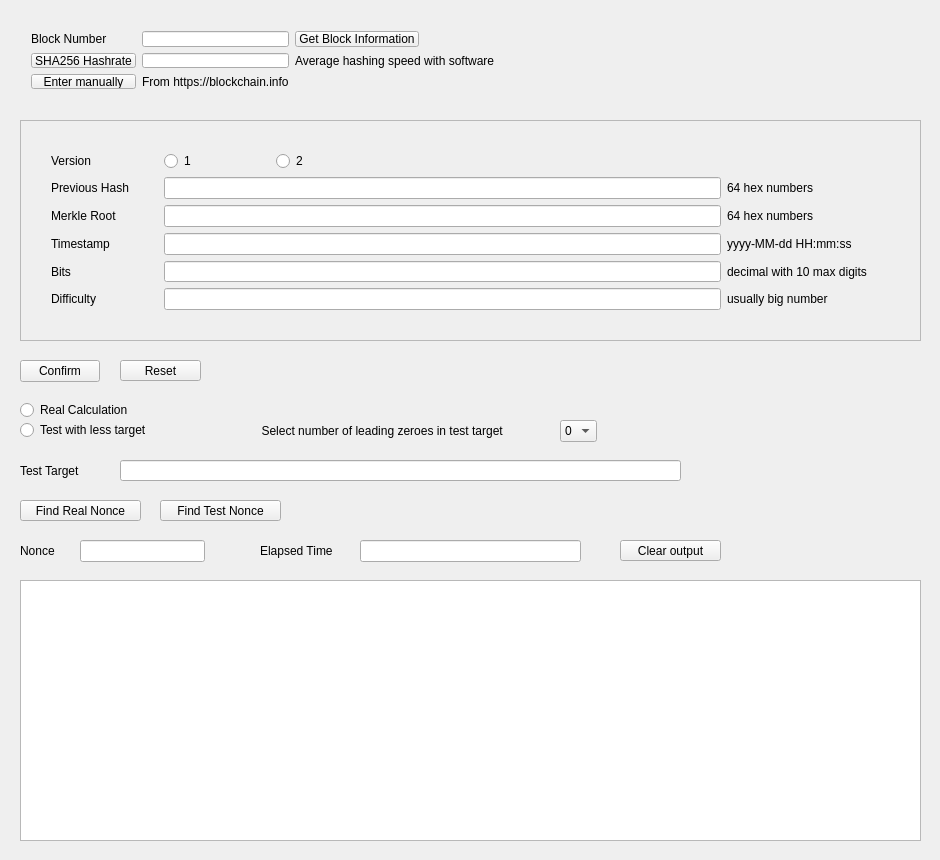
Before: the Qt Designer form mainwindow.ui in harutyuntagushyan8/Bitcoin_Blockchain, drawn with Qt 5.
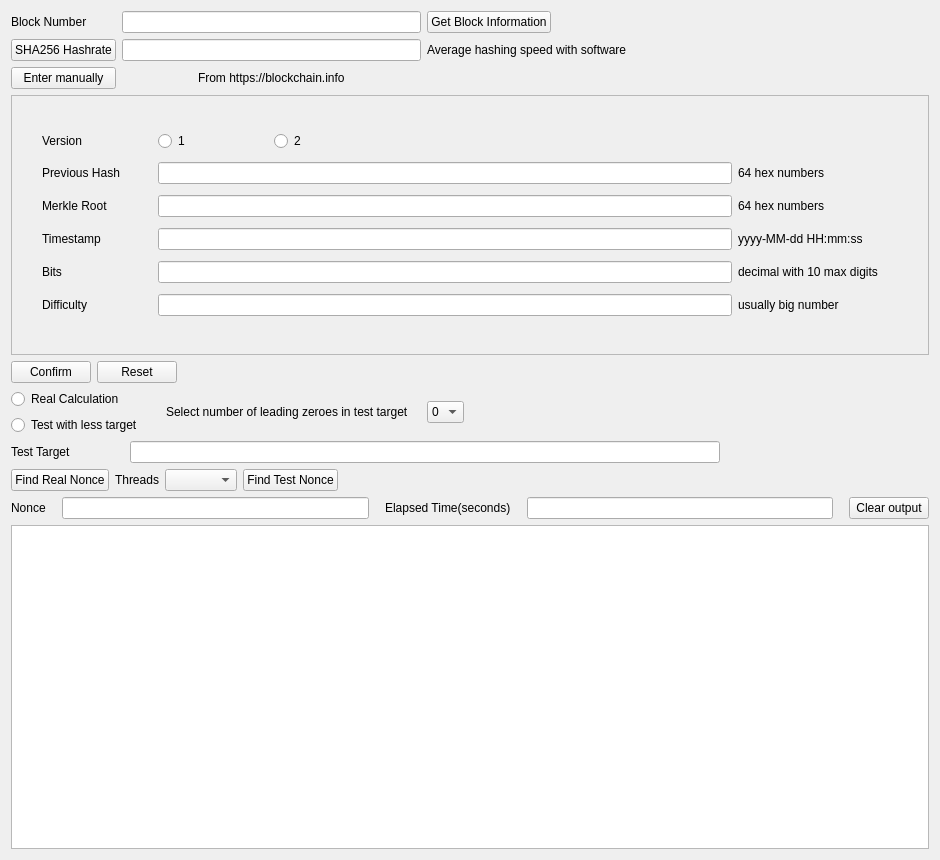
After: the same form once the commit is applied. Icons and pictures are not drawn.

The edit to the form file:
```diff
--- a/mainwindow.ui
+++ b/mainwindow.ui
@@ -10,6 +10,12 @@
     <height>860</height>
    </rect>
   </property>
+  <property name="minimumSize">
+   <size>
+    <width>940</width>
+    <height>860</height>
+   </size>
+  </property>
   <property name="windowTitle">
    <string>Nonce Calculation</string>
   </property>
@@ -18,14 +24,122 @@
     <normaloff>blockchain.png</normaloff>blockchain.png</iconset>
   </property>
   <widget class="QWidget" name="centralWidget">
+   <layout class="QVBoxLayout" name="verticalLayout_2">
+    <item>
+     <layout class="QGridLayout" name="gridLayout">
+      <item row="2" column="3">
+       <spacer name="horizontalSpacer_3">
+        <property name="orientation">
+         <enum>Qt::Horizontal</enum>
+        </property>
+        <property name="sizeHint" stdset="0">
+         <size>
+          <width>40</width>
+          <height>20</height>
+         </size>
+        </property>
+       </spacer>
+      </item>
+      <item row="0" column="3">
+       <spacer name="horizontalSpacer">
+        <property name="orientation">
+         <enum>Qt::Horizontal</enum>
+        </property>
+        <property name="sizeHint" stdset="0">
+         <size>
+          <width>40</width>
+          <height>20</height>
+         </size>
+        </property>
+       </spacer>
+      </item>
+      <item row="1" column="1">
+       <widget class="QLineEdit" name="lineEdit_hashrate">
+        <property name="readOnly">
+         <bool>true</bool>
+        </property>
+       </widget>
+      </item>
+      <item row="2" column="0">
+       <widget class="QPushButton" name="pushButton_enterManually">
+        <property name="text">
+         <string>Enter manually</string>
+        </property>
+       </widget>
+      </item>
+      <item row="0" column="1">
+       <widget class="QLineEdit" name="lineEdit_block">
+        <property name="maxLength">
+         <number>7</number>
+        </property>
+        <property name="readOnly">
+         <bool>false</bool>
+        </property>
+       </widget>
+      </item>
+      <item row="0" column="0">
+       <widget class="QLabel" name="label_blockNumber">
+        <property name="text">
+         <string>Block Number</string>
+        </property>
+       </widget>
+      </item>
+      <item row="1" column="0">
+       <widget class="QPushButton" name="pushButton_hashrate">
+        <property name="text">
+         <string>SHA256 Hashrate</string>
+        </property>
+       </widget>
+      </item>
+      <item row="2" column="1" alignment="Qt::AlignHCenter">
+       <widget class="QLabel" name="label_blockchainInfo">
+        <property name="text">
+         <string>From https://blockchain.info</string>
+        </property>
+       </widget>
+      </item>
+      <item row="1" column="3">
+       <spacer name="horizontalSpacer_2">
+        <property name="orientation">
+         <enum>Qt::Horizontal</enum>
+        </property>
+        <property name="sizeHint" stdset="0">
+         <size>
+          <width>40</width>
+          <height>20</height>
+         </size>
+        </property>
+       </spacer>
+      </item>
+      <item row="0" column="2" alignment="Qt::AlignLeft">
+       <widget class="QPushButton" name="pushButton_getBlockInformation">
+        <property name="text">
+         <string>Get Block Information</string>
+        </property>
+       </widget>
+      </item>
+      <item row="1" column="2">
+       <widget class="QLabel" name="label_hashrateText">
+        <property name="maximumSize">
+         <size>
+          <width>280</width>
+          <height>16777215</height>
+         </size>
+        </property>
+        <property name="text">
+         <string>Average hashing speed with software </string>
+        </property>
+       </widget>
+      </item>
+     </layout>
+    </item>
+    <item>
    <widget class="QFrame" name="frame_block">
-    <property name="geometry">
-     <rect>
-      <x>20</x>
-      <y>120</y>
-      <width>901</width>
-      <height>221</height>
-     </rect>
+      <property name="minimumSize">
+       <size>
+        <width>500</width>
+        <height>260</height>
+       </size>
     </property>
     <property name="frameShape">
      <enum>QFrame::StyledPanel</enum>
@@ -44,8 +158,8 @@
       <rect>
        <x>20</x>
        <y>20</y>
-       <width>861</width>
-       <height>181</height>
+         <width>881</width>
+         <height>221</height>
       </rect>
      </property>
      <layout class="QGridLayout" name="gridLayout__block">
@@ -191,28 +305,68 @@
      </layout>
     </widget>
    </widget>
+    </item>
+    <item>
+     <layout class="QHBoxLayout" name="horizontalLayout">
+      <item>
    <widget class="QPushButton" name="pushButton_confirm">
-    <property name="geometry">
-     <rect>
-      <x>20</x>
-      <y>360</y>
-      <width>80</width>
-      <height>22</height>
-     </rect>
-    </property>
     <property name="text">
      <string>Confirm</string>
     </property>
    </widget>
+      </item>
+      <item>
+       <widget class="QPushButton" name="pushButton_reset">
+        <property name="text">
+         <string>Reset</string>
+        </property>
+       </widget>
+      </item>
+      <item>
+       <spacer name="horizontalSpacer_6">
+        <property name="orientation">
+         <enum>Qt::Horizontal</enum>
+        </property>
+        <property name="sizeHint" stdset="0">
+         <size>
+          <width>40</width>
+          <height>20</height>
+         </size>
+        </property>
+       </spacer>
+      </item>
+     </layout>
+    </item>
+    <item>
+     <layout class="QHBoxLayout" name="horizontalLayout_3">
+      <property name="spacing">
+       <number>6</number>
+      </property>
+      <property name="rightMargin">
+       <number>0</number>
+      </property>
+      <item>
+       <layout class="QVBoxLayout" name="verticalLayout">
+        <item>
+         <widget class="QRadioButton" name="radioButton_realCalc">
+          <property name="text">
+           <string>Real Calculation</string>
+          </property>
+         </widget>
+        </item>
+        <item>
+         <widget class="QRadioButton" name="radioButton_testCalc">
+          <property name="text">
+           <string>Test with less target</string>
+          </property>
+         </widget>
+        </item>
+       </layout>
+      </item>
+      <item>
+       <layout class="QHBoxLayout" name="horizontalLayout_2">
+        <item>
    <widget class="QLabel" name="label_zeroes">
-    <property name="geometry">
-     <rect>
-      <x>220</x>
-      <y>420</y>
-      <width>321</width>
-      <height>21</height>
-     </rect>
-    </property>
     <property name="text">
      <string>     Select number of leading zeroes in test target    </string>
     </property>
@@ -220,14 +374,11 @@
      <set>Qt::AlignCenter</set>
     </property>
    </widget>
+        </item>
+        <item>
    <widget class="QComboBox" name="comboBox_zeroes">
-    <property name="geometry">
-     <rect>
-      <x>560</x>
-      <y>420</y>
-      <width>37</width>
-      <height>22</height>
-     </rect>
+          <property name="enabled">
+           <bool>true</bool>
     </property>
     <item>
      <property name="text">
@@ -275,297 +426,158 @@
      </property>
     </item>
    </widget>
+        </item>
+       </layout>
+      </item>
+      <item>
+       <spacer name="horizontalSpacer_7">
+        <property name="orientation">
+         <enum>Qt::Horizontal</enum>
+        </property>
+        <property name="sizeHint" stdset="0">
+         <size>
+          <width>40</width>
+          <height>20</height>
+         </size>
+        </property>
+       </spacer>
+      </item>
+     </layout>
+    </item>
+    <item>
+     <layout class="QHBoxLayout" name="horizontalLayout_4">
+      <property name="spacing">
+       <number>59</number>
+      </property>
+      <property name="rightMargin">
+       <number>209</number>
+      </property>
+      <item>
    <widget class="QLabel" name="label_target">
-    <property name="geometry">
-     <rect>
-      <x>20</x>
-      <y>460</y>
-      <width>101</width>
-      <height>21</height>
-     </rect>
-    </property>
     <property name="text">
      <string>Test Target</string>
     </property>
    </widget>
+      </item>
+      <item>
+       <widget class="QLineEdit" name="lineEdit_target">
+        <property name="sizePolicy">
+         <sizepolicy hsizetype="Expanding" vsizetype="Fixed">
+          <horstretch>0</horstretch>
+          <verstretch>0</verstretch>
+         </sizepolicy>
+        </property>
+        <property name="text">
+         <string/>
+        </property>
+        <property name="maxLength">
+         <number>64</number>
+        </property>
+        <property name="frame">
+         <bool>true</bool>
+        </property>
+       </widget>
+      </item>
+     </layout>
+    </item>
+    <item>
+     <layout class="QHBoxLayout" name="horizontalLayout_5">
+      <item>
    <widget class="QPushButton" name="pushButton_findRealNonce">
-    <property name="geometry">
-     <rect>
-      <x>20</x>
-      <y>500</y>
-      <width>121</width>
-      <height>21</height>
-     </rect>
-    </property>
     <property name="text">
      <string>Find Real Nonce</string>
     </property>
    </widget>
+      </item>
+      <item>
+       <widget class="QLabel" name="label_threads">
+        <property name="text">
+         <string>Threads</string>
+        </property>
+       </widget>
+      </item>
+      <item>
+       <widget class="QComboBox" name="comboBox_threads"/>
+      </item>
+      <item>
+       <widget class="QPushButton" name="pushButton_findTestNonce">
+        <property name="text">
+         <string>Find Test Nonce</string>
+        </property>
+       </widget>
+      </item>
+      <item>
+       <spacer name="horizontalSpacer_5">
+        <property name="orientation">
+         <enum>Qt::Horizontal</enum>
+        </property>
+        <property name="sizeType">
+         <enum>QSizePolicy::MinimumExpanding</enum>
+        </property>
+        <property name="sizeHint" stdset="0">
+         <size>
+          <width>50</width>
+          <height>20</height>
+         </size>
+        </property>
+       </spacer>
+      </item>
+     </layout>
+    </item>
+    <item>
+     <layout class="QHBoxLayout" name="horizontalLayout_6">
+      <property name="spacing">
+       <number>16</number>
+      </property>
+      <item>
    <widget class="QLabel" name="label_nonce">
-    <property name="geometry">
-     <rect>
-      <x>20</x>
-      <y>540</y>
-      <width>61</width>
-      <height>21</height>
-     </rect>
-    </property>
     <property name="text">
      <string>Nonce</string>
     </property>
    </widget>
+      </item>
+      <item>
    <widget class="QLineEdit" name="lineEdit_nonce">
-    <property name="geometry">
-     <rect>
-      <x>80</x>
-      <y>540</y>
-      <width>125</width>
-      <height>22</height>
-     </rect>
-    </property>
     <property name="readOnly">
      <bool>true</bool>
     </property>
    </widget>
+      </item>
+      <item>
    <widget class="QLabel" name="label_elapsedTime">
-    <property name="geometry">
-     <rect>
-      <x>260</x>
-      <y>540</y>
-      <width>101</width>
-      <height>21</height>
-     </rect>
-    </property>
     <property name="text">
-     <string>Elapsed Time</string>
-    </property>
-   </widget>
+         <string>Elapsed Time(seconds)</string>
+        </property>
+       </widget>
+      </item>
+      <item>
    <widget class="QLineEdit" name="lineEdit_elapsedTime">
-    <property name="geometry">
-     <rect>
-      <x>360</x>
-      <y>540</y>
-      <width>221</width>
-      <height>22</height>
-     </rect>
-    </property>
     <property name="readOnly">
      <bool>true</bool>
     </property>
    </widget>
-   <widget class="QRadioButton" name="radioButton_realCalc">
-    <property name="geometry">
-     <rect>
-      <x>20</x>
-      <y>400</y>
-      <width>141</width>
-      <height>20</height>
-     </rect>
-    </property>
-    <property name="text">
-     <string>Real Calculation</string>
-    </property>
-   </widget>
-   <widget class="QRadioButton" name="radioButton_testCalc">
-    <property name="geometry">
-     <rect>
-      <x>20</x>
-      <y>420</y>
-      <width>161</width>
-      <height>20</height>
-     </rect>
-    </property>
-    <property name="text">
-     <string>Test with less target</string>
-    </property>
-   </widget>
-   <widget class="QTextEdit" name="textEdit_output">
-    <property name="geometry">
-     <rect>
-      <x>20</x>
-      <y>580</y>
-      <width>901</width>
-      <height>261</height>
-     </rect>
-    </property>
-    <property name="readOnly">
-     <bool>true</bool>
-    </property>
-   </widget>
+      </item>
+      <item>
    <widget class="QPushButton" name="pushButton_clearOutput">
-    <property name="geometry">
-     <rect>
-      <x>620</x>
-      <y>540</y>
-      <width>101</width>
-      <height>21</height>
-     </rect>
-    </property>
     <property name="text">
      <string>Clear output</string>
     </property>
    </widget>
-   <widget class="QPushButton" name="pushButton_reset">
-    <property name="geometry">
-     <rect>
-      <x>120</x>
-      <y>360</y>
-      <width>81</width>
-      <height>21</height>
-     </rect>
-    </property>
-    <property name="text">
-     <string>Reset</string>
-    </property>
-   </widget>
-   <widget class="QPushButton" name="pushButton_findTestNonce">
-    <property name="geometry">
-     <rect>
-      <x>160</x>
-      <y>500</y>
-      <width>121</width>
-      <height>21</height>
-     </rect>
-    </property>
-    <property name="text">
-     <string>Find Test Nonce</string>
-    </property>
-   </widget>
-   <widget class="QLineEdit" name="lineEdit_target">
-    <property name="geometry">
-     <rect>
-      <x>120</x>
-      <y>460</y>
-      <width>561</width>
-      <height>21</height>
-     </rect>
-    </property>
-    <property name="text">
-     <string/>
-    </property>
-    <property name="maxLength">
-     <number>64</number>
-    </property>
-    <property name="frame">
-     <bool>true</bool>
-    </property>
-   </widget>
-   <widget class="QWidget" name="gridLayoutWidget">
-    <property name="geometry">
-     <rect>
-      <x>20</x>
-      <y>20</y>
-      <width>621</width>
-      <height>80</height>
-     </rect>
-    </property>
-    <layout class="QGridLayout" name="gridLayout">
-     <item row="2" column="3">
-      <spacer name="horizontalSpacer_3">
-       <property name="orientation">
-        <enum>Qt::Horizontal</enum>
-       </property>
-       <property name="sizeHint" stdset="0">
-        <size>
-         <width>40</width>
-         <height>20</height>
-        </size>
-       </property>
-      </spacer>
-     </item>
-     <item row="0" column="3">
-      <spacer name="horizontalSpacer">
-       <property name="orientation">
-        <enum>Qt::Horizontal</enum>
-       </property>
-       <property name="sizeHint" stdset="0">
-        <size>
-         <width>40</width>
-         <height>20</height>
-        </size>
-       </property>
-      </spacer>
-     </item>
-     <item row="1" column="1">
-      <widget class="QLineEdit" name="lineEdit_hashrate">
+      </item>
+     </layout>
+    </item>
+    <item>
+     <widget class="QTextEdit" name="textEdit_output">
        <property name="readOnly">
         <bool>true</bool>
        </property>
       </widget>
      </item>
-     <item row="2" column="0">
-      <widget class="QPushButton" name="pushButton_enterManually">
-       <property name="text">
-        <string>Enter manually</string>
-       </property>
-      </widget>
-     </item>
-     <item row="0" column="1">
-      <widget class="QLineEdit" name="lineEdit_block">
-       <property name="maxLength">
-        <number>7</number>
-       </property>
-       <property name="readOnly">
-        <bool>false</bool>
-       </property>
-      </widget>
-     </item>
-     <item row="0" column="0">
-      <widget class="QLabel" name="label_blockNumber">
-       <property name="text">
-        <string>Block Number</string>
-       </property>
-      </widget>
-     </item>
-     <item row="1" column="0">
-      <widget class="QPushButton" name="pushButton_hashrate">
-       <property name="text">
-        <string>SHA256 Hashrate</string>
-       </property>
-      </widget>
-     </item>
-     <item row="2" column="1" alignment="Qt::AlignHCenter">
-      <widget class="QLabel" name="label_blockchainInfo">
-       <property name="text">
-        <string>From https://blockchain.info</string>
-       </property>
-      </widget>
-     </item>
-     <item row="1" column="3">
-      <spacer name="horizontalSpacer_2">
-       <property name="orientation">
-        <enum>Qt::Horizontal</enum>
-       </property>
-       <property name="sizeHint" stdset="0">
-        <size>
-         <width>40</width>
-         <height>20</height>
-        </size>
-       </property>
-      </spacer>
-     </item>
-     <item row="0" column="2" alignment="Qt::AlignLeft">
-      <widget class="QPushButton" name="pushButton_getBlockInformation">
-       <property name="text">
-        <string>Get Block Information</string>
-       </property>
-      </widget>
-     </item>
-     <item row="1" column="2">
-      <widget class="QLabel" name="label_hashrateText">
-       <property name="maximumSize">
-        <size>
-         <width>280</width>
-         <height>16777215</height>
-        </size>
-       </property>
-       <property name="text">
-        <string>Average hashing speed with software </string>
-       </property>
-      </widget>
-     </item>
-    </layout>
-   </widget>
+   </layout>
+   <zorder>frame_block</zorder>
+   <zorder>textEdit_output</zorder>
+   <zorder></zorder>
+   <zorder>pushButton_clearOutput</zorder>
   </widget>
  </widget>
  <layoutdefault spacing="6" margin="11"/>
```
Left out of the diff: 14 changed lines with no effect on the pictures. Lines whose indentation alone changed are shown as unchanged.
